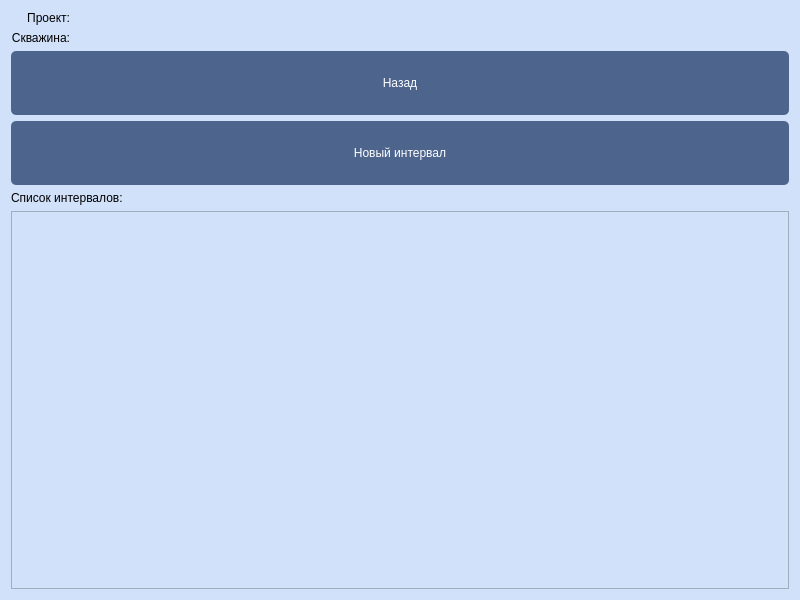
The window that resources/ui/WellForm.ui (StellarCampfire/GeoPhoto) describes before a commit, drawn with Qt 5.
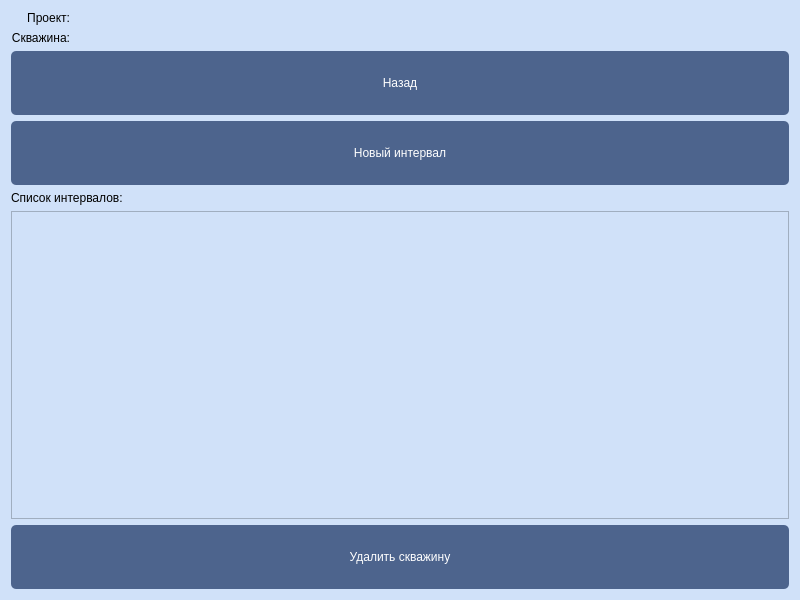
The same window after the commit.

What changed in the file:
```diff
--- a/resources/ui/WellForm.ui
+++ b/resources/ui/WellForm.ui
@@ -136,8 +136,8 @@
        <rect>
         <x>0</x>
         <y>0</y>
-        <width>774</width>
-        <height>311</height>
+        <width>786</width>
+        <height>273</height>
        </rect>
       </property>
       <layout class="QVBoxLayout" name="verticalLayout_2">
@@ -154,6 +154,13 @@
      </widget>
     </widget>
    </item>
+   <item>
+    <widget class="QPushButton" name="delete_well_pushButton">
+     <property name="text">
+      <string>Удалить скважину</string>
+     </property>
+    </widget>
+   </item>
   </layout>
  </widget>
  <resources/>
```
